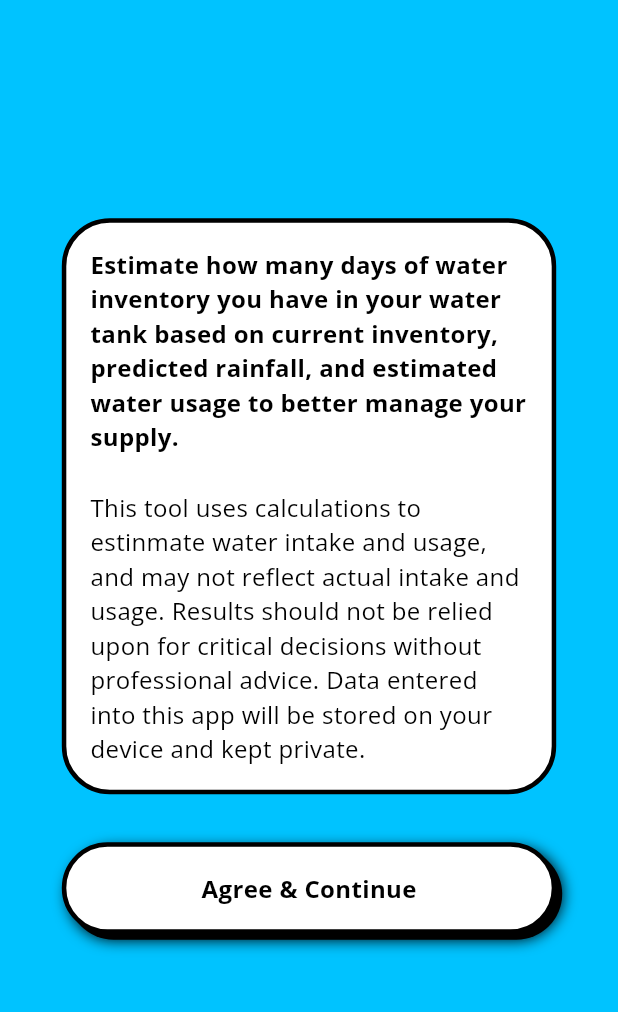
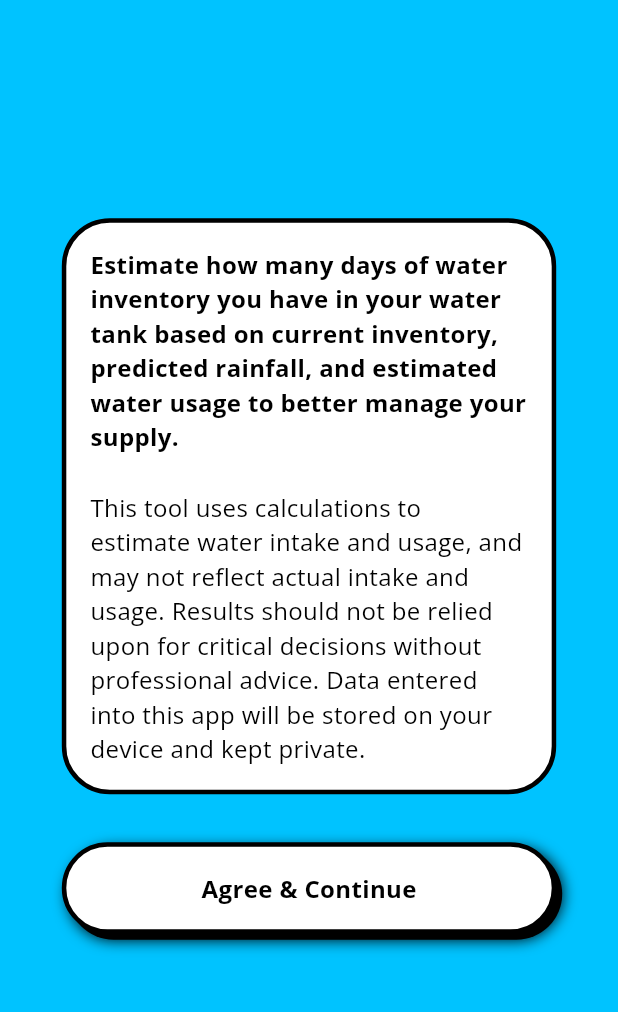
Before and after one commit to SamHarv/water_tank_insights, a Flutter app: the screen it shows after launch, after a tap on "Begin", on a phone screen of 412 x 824 dp, the part 102-1114 px from its top. Run offline on Flutter 3.47's test engine with Material 3 defaults, Android fonts, the phone set to English and light mode, and no system bars; our stand-ins replace firebase_core, google_fonts, shared_preferences; accounts and stored records are empty.

Commit message:
Typo fixed in disclaimer. Async management of url links added

```diff
--- a/lib/config/constants.dart
+++ b/lib/config/constants.dart
@@ -4,6 +4,8 @@ import 'package:flutter/material.dart';
 const black = Colors.black;
 const blue = Color.fromARGB(255, 0, 195, 255);
 const white = Colors.white;
+
+const appTitle = "AquaBalance";
 
 // Logo
 const logo = 'images/white_droplet.png';
@@ -70,3 +72,29 @@ const kShadow = BoxShadow(
   offset: Offset(4, 4),
   blurStyle: BlurStyle.solid,
 );
+
+AppBar buildAppBar(BuildContext context) {
+  return AppBar(
+    toolbarHeight: 80,
+    backgroundColor: Colors.transparent,
+    automaticallyImplyLeading: true,
+    leadingWidth: 80,
+    leading: IconButton(
+      icon: Padding(
+        padding: EdgeInsets.fromLTRB(24, 12, 32, 12),
+        child: Icon(Icons.arrow_back_ios_new),
+      ),
+      color: white,
+      onPressed: () => Navigator.pop(context), // Back to prev view
+    ),
+    actions: [
+      Hero(
+        tag: "logo",
+        child: Padding(
+          padding: EdgeInsets.fromLTRB(0, 12, 48, 12),
+          child: Image.asset(logo),
+        ),
+      ),
+    ],
+  );
+}
--- a/lib/main.dart
+++ b/lib/main.dart
@@ -19,7 +19,7 @@ class WaterTankInsights extends StatelessWidget {
   Widget build(BuildContext context) {
     return MaterialApp(
       debugShowCheckedModeBanner: false,
-      title: 'Water Tank Insights',
+      title: appTitle,
       theme: ThemeData(
         fontFamily: GoogleFonts.openSans().fontFamily,
         colorScheme: ColorScheme.fromSeed(seedColor: blue, secondary: black),
--- a/lib/ui/views/disclaimer_view.dart
+++ b/lib/ui/views/disclaimer_view.dart
@@ -1,9 +1,12 @@
 import 'package:flutter/material.dart';
+import 'package:water_tank_insights/ui/widgets/constrained_width_widget.dart';
 
 import '../../config/constants.dart';
 import 'location_view.dart';
 
 class DisclaimerView extends StatefulWidget {
+  /// [DisclaimerView] displays a disclaimer with which to agree before
+  /// using the tool
   const DisclaimerView({super.key});
 
   @override
@@ -11,48 +14,26 @@ class DisclaimerView extends StatefulWidget {
 }
 
 class _DisclaimerViewState extends State<DisclaimerView> {
-  // Button state for animation
+  // Initialise button state for press animation
   bool isPressed = false;
+
   @override
   Widget build(BuildContext context) {
-    final mediaWidth = MediaQuery.sizeOf(context).width;
     return Scaffold(
-      appBar: AppBar(
-        toolbarHeight: 80,
-        backgroundColor: Colors.transparent,
-        automaticallyImplyLeading: true,
-        leadingWidth: 80,
-        leading: IconButton(
-          icon: Padding(
-            padding: EdgeInsets.fromLTRB(24, 12, 32, 12),
-            child: Icon(Icons.arrow_back_ios_new),
-          ),
-          color: white,
-          onPressed: () => Navigator.pop(context), // Back to prev view
-        ),
-        actions: [
-          Hero(
-            tag: "logo",
-            child: Padding(
-              padding: EdgeInsets.fromLTRB(0, 12, 48, 12),
-              child: Image.asset(logo),
-            ),
-          ),
-        ],
-      ),
+      // Build consistent app bar
+      appBar: buildAppBar(context),
       body: Center(
+        // Scrollable page to allow for varying screen heights
         child: SingleChildScrollView(
           child: Padding(
-            padding: kPadding,
+            padding: kPadding, // 32px padding
             child: Column(
               mainAxisAlignment: MainAxisAlignment.center,
               spacing: 32,
               children: [
                 // Disclaimer text
-                ConstrainedBox(
-                  constraints: BoxConstraints(maxWidth: 500),
+                ConstrainedWidthWidget(
                   child: Container(
-                    width: mediaWidth * 0.8,
                     decoration: BoxDecoration(
                       color: white,
                       border: Border.all(color: black, width: 3),
@@ -72,16 +53,13 @@ class _DisclaimerViewState extends State<DisclaimerView> {
                               style: subHeadingStyle,
                             ),
                             Text(
-                              "This tool uses calculations to estinmate water "
+                              "This tool uses calculations to estimate water "
                               "intake and usage, and may not reflect actual "
                               "intake and usage. Results should not be relied "
                               "upon for critical decisions without "
                               "professional advice. Data entered into this app "
                               "will be stored on your device and kept private.",
-                              style: TextStyle(
-                                fontSize: 16,
-                                color: Colors.black,
-                              ),
+                              style: TextStyle(fontSize: 16, color: black),
                             ),
                           ],
                         ),
@@ -92,10 +70,9 @@ class _DisclaimerViewState extends State<DisclaimerView> {
                 // Agree & Continue button
                 Tooltip(
                   message: "Agree to disclaimer and continue",
-                  child: ConstrainedBox(
-                    constraints: BoxConstraints(maxWidth: 500),
+                  child: ConstrainedWidthWidget(
                     child: InkWell(
-                      borderRadius: kBorderRadius,
+                      borderRadius: kBorderRadius, // 32px border radius
                       onTap: () {
                         // Handle button press animation
                         setState(() {
@@ -107,6 +84,7 @@ class _DisclaimerViewState extends State<DisclaimerView> {
                           setState(() {
                             isPressed = false;
                           });
+                          // Navigate to location view
                           Navigator.push(
                             // ignore: use_build_context_synchronously
                             context,
@@ -117,7 +95,6 @@ class _DisclaimerViewState extends State<DisclaimerView> {
                         });
                       },
                       child: AnimatedContainer(
-                        width: mediaWidth * 0.8,
                         duration: const Duration(milliseconds: 100),
                         decoration: BoxDecoration(
                           color: white,
--- a/lib/ui/views/home_view.dart
+++ b/lib/ui/views/home_view.dart
@@ -1,10 +1,12 @@
 import 'package:flutter/material.dart';
 import 'package:google_fonts/google_fonts.dart';
+import 'package:water_tank_insights/ui/widgets/constrained_width_widget.dart';
 
 import '../../config/constants.dart';
 import 'disclaimer_view.dart';
 
 class HomeView extends StatefulWidget {
+  /// [HomeView] is the welcome screen of the app
   const HomeView({super.key});
 
   @override
@@ -12,30 +14,34 @@ class HomeView extends StatefulWidget {
 }
 
 class _HomeViewState extends State<HomeView> {
-  // Button state for animation
+  // Button state for press animation
   bool isPressed = false;
   @override
   Widget build(BuildContext context) {
+    // MediaQueries for screen height and width
     final mediaHeight = MediaQuery.sizeOf(context).height;
     final mediaWidth = MediaQuery.sizeOf(context).width;
     return Scaffold(
       body: Center(
+        // Scrollable page to allow for varying screen heights
         child: SingleChildScrollView(
           child: Padding(
-            padding: kPadding,
+            padding: kPadding, // 32px padding
             child: Column(
               mainAxisAlignment: MainAxisAlignment.center,
               spacing: 32,
               children: [
+                // Logo
                 ConstrainedBox(
                   constraints: BoxConstraints(maxHeight: mediaHeight * 0.3),
                   child: Hero(tag: "logo", child: Image.asset(logo)),
                 ),
+                // App Title - stack to achieve outlined text
                 Stack(
                   children: [
                     // Stroked text as border.
                     Text(
-                      "Water Tank Insights",
+                      appTitle,
                       style: GoogleFonts.openSans(
                         textStyle: TextStyle(
                           fontSize: 24,
@@ -51,7 +57,7 @@ class _HomeViewState extends State<HomeView> {
                     ),
                     // Solid text as fill.
                     Text(
-                      "Water Tank Insights",
+                      appTitle,
                       style: GoogleFonts.openSans(
                         textStyle: const TextStyle(
                           fontFamily: "Open Sans",
@@ -63,7 +69,9 @@ class _HomeViewState extends State<HomeView> {
                     ),
                   ],
                 ),
-                Text(
+                // Tagline
+                ConstrainedWidthWidget(
+                  child: Text(
                     "When water is the new gold, we help protect yours.",
                     textAlign: TextAlign.center,
                     style: GoogleFonts.openSans(
@@ -73,12 +81,14 @@ class _HomeViewState extends State<HomeView> {
                       ),
                     ),
                   ),
+                ),
+                // Button to begin
                 Tooltip(
                   message: "Continue to next step",
                   child: ConstrainedBox(
                     constraints: BoxConstraints(maxWidth: 300),
                     child: InkWell(
-                      borderRadius: kBorderRadius,
+                      borderRadius: kBorderRadius, // 32px radius
                       onTap: () {
                         // Handle button press animation
                         setState(() {
@@ -90,6 +100,7 @@ class _HomeViewState extends State<HomeView> {
                           setState(() {
                             isPressed = false;
                           });
+                          // navigate to disclaimer view
                           Navigator.push(
                             // ignore: use_build_context_synchronously
                             context,
--- a/lib/ui/views/output_view.dart
+++ b/lib/ui/views/output_view.dart
@@ -222,13 +222,12 @@ class _OutputViewState extends State<OutputView> {
                               });
                               Future.delayed(
                                 const Duration(milliseconds: 150),
-                              ).then((value) {
+                              ).then((value) async {
                                 setState(() {
                                   optimisationIsPressed = false;
                                 });
+                                await UrlLauncher.launchOptimisationTips();
                               });
-
-                              UrlLauncher.launchOptimisationTips();
 
                               // Save data before navigating
                               // _saveData();
--- a/lib/ui/views/water_usage_view.dart
+++ b/lib/ui/views/water_usage_view.dart
@@ -438,7 +438,9 @@ class _WaterUsageViewState extends State<WaterUsageView> {
                       ),
                       TextButton(
                         child: Text("click here"),
-                        onPressed: () => UrlLauncher.launchWaterUsageTool(),
+                        onPressed:
+                            () async =>
+                                await UrlLauncher.launchWaterUsageTool(),
                       ),
                     ],
                   ),
--- a/pubspec.yaml
+++ b/pubspec.yaml
@@ -16,7 +16,7 @@ publish_to: "none" # Remove this line if you wish to publish to pub.dev
 # https://developer.apple.com/library/archive/documentation/General/Reference/InfoPlistKeyReference/Articles/CoreFoundationKeys.html
 # In Windows, build-name is used as the major, minor, and patch parts
 # of the product and file versions while build-number is used as the build suffix.
-version: 1.0.0+11
+version: 1.0.0+12
 
 environment:
   sdk: ^3.7.2
```
Also changed, not shown: 1 other file. Lines whose indentation alone changed are shown as unchanged.
